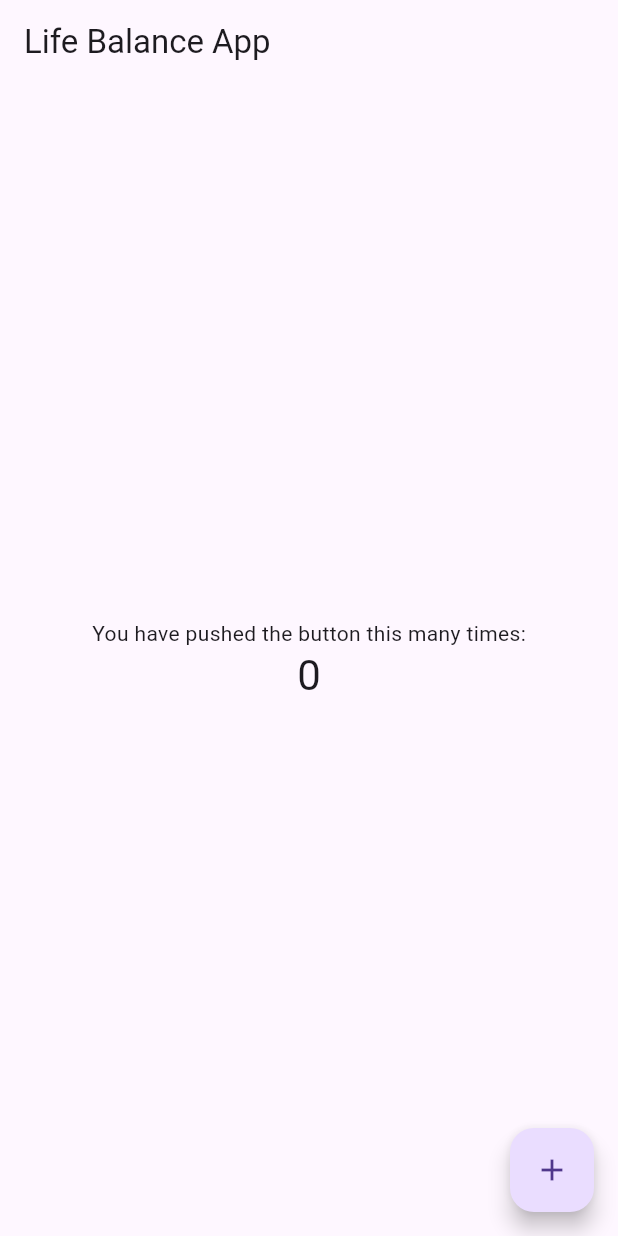
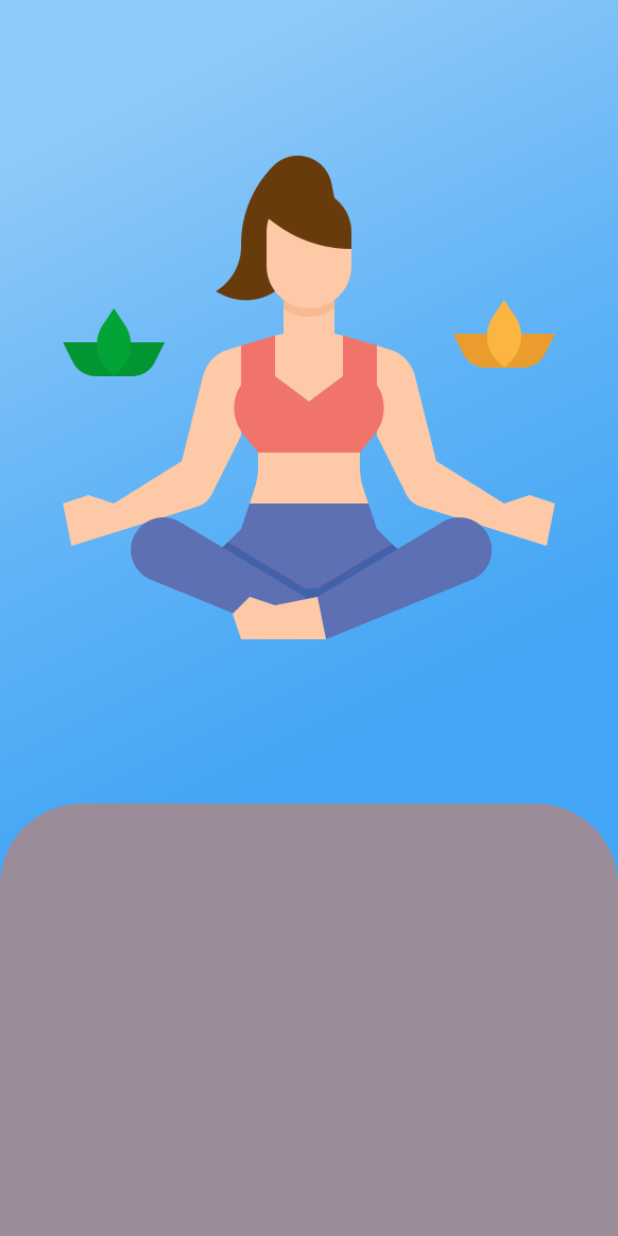
Before and after one commit to LifeBalance2023/App, a Flutter app: the screen it shows after launch, on a phone screen of 412 x 824 dp. Run offline on Flutter 3.47's test engine with Material 3 defaults, Android fonts, the phone set to English and light mode, and no system bars.

Commit message:
Add welcome screen view in a base version

```diff
--- a/frontend/lib/main.dart
+++ b/frontend/lib/main.dart
@@ -1,4 +1,5 @@
 import 'package:flutter/material.dart';
+import 'package:frontend/screens/welcome_page.dart';
 
 void main() {
   runApp(const MyApp());
@@ -7,110 +8,11 @@ void main() {
 class MyApp extends StatelessWidget {
   const MyApp({super.key});
 
-  // This widget is the root of your application.
   @override
   Widget build(BuildContext context) {
-    return MaterialApp(
+    return const MaterialApp(
       debugShowCheckedModeBanner: false,
-      title: 'Life Balance App',
-      theme: ThemeData(
-        // This is the theme of your application.
-        //
-        // Try running your application with "flutter run". You'll see the
-        // application has a blue toolbar. Then, without quitting the app, try
-        // changing the primarySwatch below to Colors.green and then invoke
-        // "hot reload" (press "r" in the console where you ran "flutter run",
-        // or simply save your changes to "hot reload" in a Flutter IDE).
-        // Notice that the counter didn't reset back to zero; the application
-        // is not restarted.
-        primarySwatch: Colors.blue,
-      ),
-      home: const MyHomePage(title: 'Life Balance App'),
+      home: WelcomePage(),
     );
   }
 }
-
-class MyHomePage extends StatefulWidget {
-  const MyHomePage({super.key, required this.title});
-
-  // This widget is the home page of your application. It is stateful, meaning
-  // that it has a State object (defined below) that contains fields that affect
-  // how it looks.
-
-  // This class is the configuration for the state. It holds the values (in this
-  // case the title) provided by the parent (in this case the App widget) and
-  // used by the build method of the State. Fields in a Widget subclass are
-  // always marked "final".
-
-  final String title;
-
-  @override
-  State<MyHomePage> createState() => _MyHomePageState();
-}
-
-class _MyHomePageState extends State<MyHomePage> {
-  int _counter = 0;
-
-  void _incrementCounter() {
-    setState(() {
-      // This call to setState tells the Flutter framework that something has
-      // changed in this State, which causes it to rerun the build method below
-      // so that the display can reflect the updated values. If we changed
-      // _counter without calling setState(), then the build method would not be
-      // called again, and so nothing would appear to happen.
-      _counter++;
-    });
-  }
-
-  @override
-  Widget build(BuildContext context) {
-    // This method is rerun every time setState is called, for instance as done
-    // by the _incrementCounter method above.
-    //
-    // The Flutter framework has been optimized to make rerunning build methods
-    // fast, so that you can just rebuild anything that needs updating rather
-    // than having to individually change instances of widgets.
-    return Scaffold(
-      appBar: AppBar(
-        // Here we take the value from the MyHomePage object that was created by
-        // the App.build method, and use it to set our appbar title.
-        title: Text(widget.title),
-      ),
-      body: Center(
-        // Center is a layout widget. It takes a single child and positions it
-        // in the middle of the parent.
-        child: Column(
-          // Column is also a layout widget. It takes a list of children and
-          // arranges them vertically. By default, it sizes itself to fit its
-          // children horizontally, and tries to be as tall as its parent.
-          //
-          // Invoke "debug painting" (press "p" in the console, choose the
-          // "Toggle Debug Paint" action from the Flutter Inspector in Android
-          // Studio, or the "Toggle Debug Paint" command in Visual Studio Code)
-          // to see the wireframe for each widget.
-          //
-          // Column has various properties to control how it sizes itself and
-          // how it positions its children. Here we use mainAxisAlignment to
-          // center the children vertically; the main axis here is the vertical
-          // axis because Columns are vertical (the cross axis would be
-          // horizontal).
-          mainAxisAlignment: MainAxisAlignment.center,
-          children: <Widget>[
-            const Text(
-              'You have pushed the button this many times:',
-            ),
-            Text(
-              '$_counter',
-              style: Theme.of(context).textTheme.headlineMedium,
-            ),
-          ],
-        ),
-      ),
-      floatingActionButton: FloatingActionButton(
-        onPressed: _incrementCounter,
-        tooltip: 'Increment',
-        child: const Icon(Icons.add),
-      ), // This trailing comma makes auto-formatting nicer for build methods.
-    );
-  }
-}
--- /dev/null
+++ b/frontend/lib/screens/welcome_page.dart
@@ -0,0 +1,46 @@
+import 'package:flutter/material.dart';
+
+class WelcomePage extends StatelessWidget {
+  const WelcomePage({super.key});
+
+  @override
+  Widget build(BuildContext context) {
+    return Scaffold(
+      body: Container(
+          decoration: BoxDecoration(
+            gradient: LinearGradient(
+              colors: [
+                Colors.blue.shade200,
+                Colors.blue.shade300,
+                Colors.blue.shade400,
+              ],
+              begin: Alignment.topCenter,
+            ),
+          ),
+          child: Column(
+            crossAxisAlignment: CrossAxisAlignment.start,
+            children: <Widget>[
+              Container(
+                padding: const EdgeInsets.all(25),
+                height: MediaQuery.of(context).size.height * 0.65,
+                child: Image.asset(
+                  'assets/w_page_picture.png',
+                  fit: BoxFit.contain,
+                ),
+              ),
+              Expanded(
+                child: Container(
+                  decoration: const BoxDecoration(
+                    color: Color(0xFF9A8C98),
+                    borderRadius: BorderRadius.only(
+                      topLeft: Radius.circular(55),
+                      topRight: Radius.circular(55),
+                    ),
+                  ),
+                ),
+              ),
+            ],
+          )),
+    );
+  }
+}
--- a/frontend/pubspec.yaml
+++ b/frontend/pubspec.yaml
@@ -56,9 +56,8 @@ flutter:
   uses-material-design: true
 
   # To add assets to your application, add an assets section, like this:
-  # assets:
-  #   - images/a_dot_burr.jpeg
-  #   - images/a_dot_ham.jpeg
+  assets:
+    - assets/w_page_picture.png
 
   # An image asset can refer to one or more resolution-specific "variants", see
   # https://flutter.dev/assets-and-images/#resolution-aware
```
Also changed, not shown: frontend/assets/w_page_picture.png (added).
